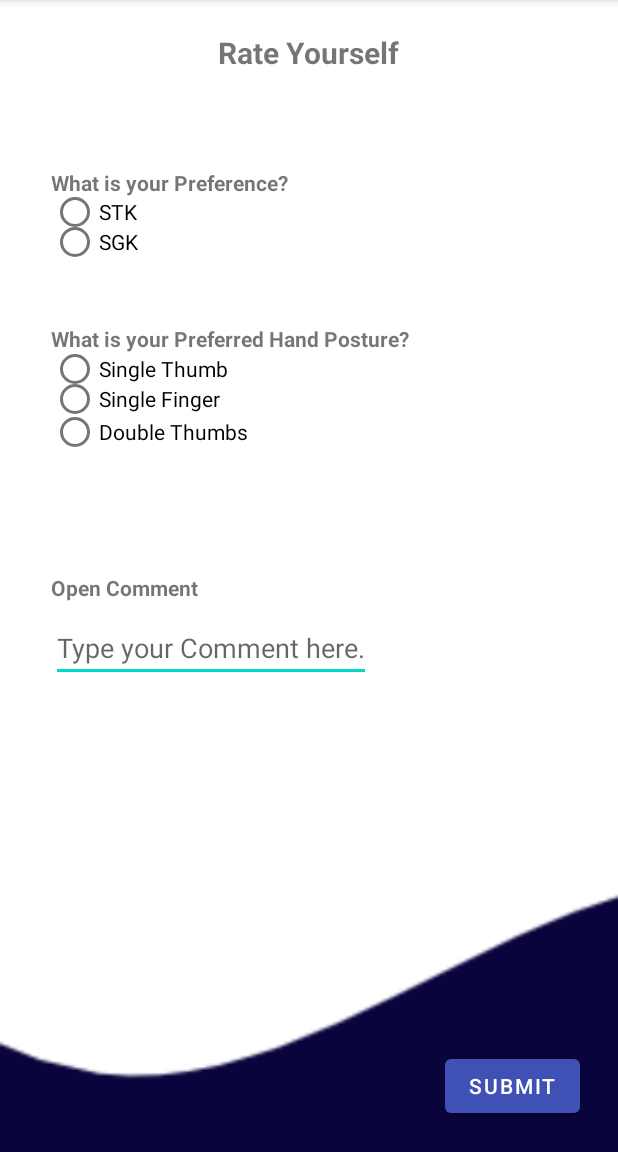
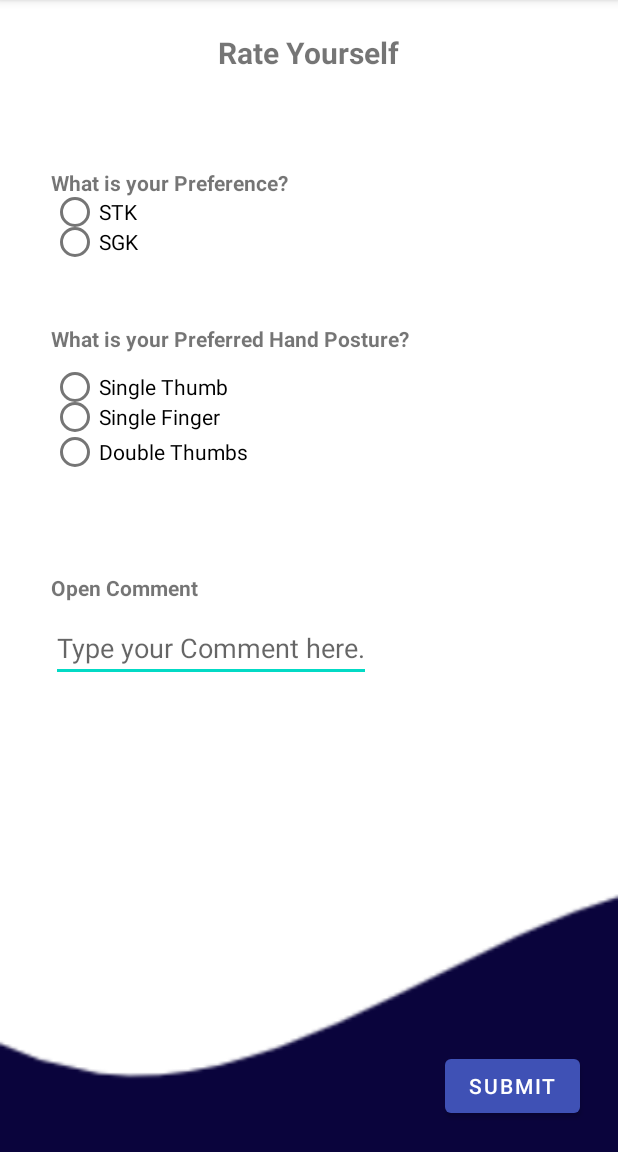
Before and after one commit to SLIIT-HCI/SMTEC, an Android app: the rating2 screen opened directly, with no data from a screen before it, on a phone screen of 412 x 824 dp, the part 84-1236 px from its top. Run offline under Robolectric (Android 15) with nearby library versions, the phone set to English and light mode, and no system bars.

Commit message:
ratings responsiveness modified

```diff
--- a/app/src/main/res/layout/activity_rating.xml
+++ b/app/src/main/res/layout/activity_rating.xml
@@ -74,10 +74,10 @@
         android:id="@+id/ratingBar7"
         android:layout_width="wrap_content"
         android:layout_height="wrap_content"
+        android:layout_below="@+id/textView"
         android:layout_alignParentStart="true"
-        android:layout_alignParentTop="true"
         android:layout_marginStart="34dp"
-        android:layout_marginTop="281dp" />
+        android:layout_marginTop="4dp" />
 
     <TextView
         android:id="@+id/textView"
--- a/app/src/main/res/layout/activity_rating2.xml
+++ b/app/src/main/res/layout/activity_rating2.xml
@@ -105,8 +105,8 @@
         android:layout_alignParentTop="true"
         android:layout_alignParentEnd="true"
         android:layout_marginStart="34dp"
-        android:layout_marginTop="236dp"
-        android:layout_marginEnd="176dp">
+        android:layout_marginTop="248dp"
+        android:layout_marginEnd="174dp">
 
         <RadioButton
             android:id="@+id/radioButton5"
@@ -125,7 +125,7 @@
         <RadioButton
             android:id="@+id/radioButton6"
             android:layout_width="match_parent"
-            android:layout_height="23dp"
+            android:layout_height="26dp"
             android:layout_marginEnd="0dp"
             android:layout_marginBottom="11dp"
             android:text="@string/R5_3" />
```
